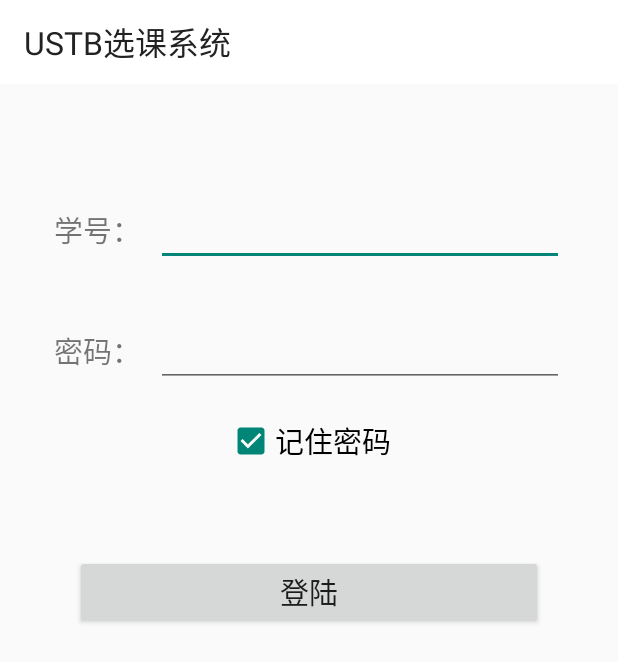
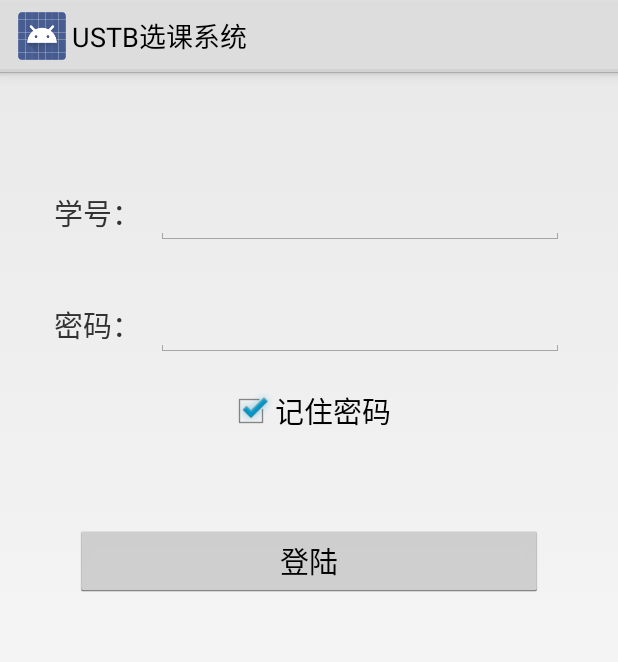
Before and after one commit to nladuo/ustb_choose_course_system, an Android app: the screen it shows after launch (LoginActivity), on a phone screen of 412 x 824 dp. Shown: the top 662 px of the screen. Run offline under Robolectric (Android 15) with nearby library versions, the phone set to English and light mode, and no system bars.

Commit message:
修改android版的样式

```diff
--- a/android/app/src/main/AndroidManifest.xml
+++ b/android/app/src/main/AndroidManifest.xml
@@ -8,11 +8,13 @@
     <uses-permission android:name="android.permission.WRITE_EXTERNAL_STORAGE" />
     <uses-permission android:name="com.android.launcher.permission.INSTALL_SHORTCUT" />
 
-    <!--android:theme="@android:style/Theme.Holo.Light"-->
+    <!--android:theme="@android:style/Theme.Holo.Light"
+    android:theme="@style/AppTheme"
+    -->
     <application
         android:allowBackup="true"
         android:icon="@mipmap/ic_launcher"
-        android:theme="@style/AppTheme"
+        android:theme="@android:style/Theme.Holo.Light"
         android:label="@string/app_name">
         <activity
             android:name=".ui.LoginActivity"
--- a/android/app/src/main/java/kalen/app/ustb_choose_course_system/ui/LoginActivity.java
+++ b/android/app/src/main/java/kalen/app/ustb_choose_course_system/ui/LoginActivity.java
@@ -1,18 +1,15 @@
 package kalen.app.ustb_choose_course_system.ui;
 
+import android.app.Activity;
 import android.app.AlertDialog;
 import android.app.ProgressDialog;
 import android.content.Intent;
 import android.content.SharedPreferences;
 import android.os.AsyncTask;
 import android.os.Bundle;
-import android.support.v7.app.ActionBarActivity;
-import android.support.v7.widget.Toolbar;
-import android.view.Menu;
 import android.view.View;
 import android.widget.CheckBox;
 import android.widget.EditText;
-import android.widget.TextView;
 import android.widget.Toast;
 
 import org.apache.http.client.CookieStore;
@@ -24,7 +21,7 @@ import kalen.app.ustb_choose_course_system.model.UserInfo;
 import kalen.app.ustb_choose_course_system.utils.HttpUtils;
 
 
-public class LoginActivity extends ActionBarActivity {
+public class LoginActivity extends Activity {
 
     EditText unameEdit;
     EditText passEdit;
@@ -33,23 +30,8 @@ public class LoginActivity extends ActionBarActivity {
     @Override
     protected void onCreate(Bundle savedInstanceState) {
         super.onCreate(savedInstanceState);
-
         setContentView(R.layout.activity_login);
         initViews();
-        initToolBar();
-
-    }
-
-    private void initToolBar() {
-        Toolbar mToolbar = (Toolbar) findViewById(R.id.top_bar);
-        TextView mToolBarTextView = (TextView) findViewById(R.id.top_bar_title);
-        setSupportActionBar(mToolbar);
-        getSupportActionBar().setHomeButtonEnabled(true);
-        getSupportActionBar().setDisplayHomeAsUpEnabled(true);
-        getSupportActionBar().setDisplayShowTitleEnabled(false);
-        mToolbar.setNavigationIcon(null);
-        //mToolbar.setNavigationIcon();
-        mToolBarTextView.setText(R.string.app_name);
     }
 
     private void initViews() {
@@ -142,7 +124,6 @@ public class LoginActivity extends ActionBarActivity {
             super.onPostExecute(s);
 
             progressDialog.dismiss();
-
             String result = s;
 
             if (result == null){
@@ -178,34 +159,5 @@ public class LoginActivity extends ActionBarActivity {
                 finish();
             }
         }
-
-
     }
-
-
-
-    //
-//    @Override
-//    public boolean onCreateOptionsMenu(Menu menu) {
-//        // Inflate the menu; this adds items to the action bar if it is present.
-//        getMenuInflater().inflate(R.menu.menu_class_table, menu);
-//        return true;
-//    }
-//
-//    @Override
-//    public boolean onOptionsItemSelected(MenuItem item) {
-//        // Handle action bar item clicks here. The action bar will
-//        // automatically handle clicks on the Home/Up button, so long
-//        // as you specify a parent activity in AndroidManifest.xml.
-//        int id = item.getItemId();
-//
-//        //noinspection SimplifiableIfStatement
-//        if (id == R.id.action_about) {
-//            startActivity(new Intent(LoginActivity.this,
-//                    AboutActivity.class));
-//            return true;
-//        }
-//
-//        return super.onOptionsItemSelected(item);
-//    }
 }
--- a/android/app/src/main/res/layout/activity_about.xml
+++ b/android/app/src/main/res/layout/activity_about.xml
@@ -2,7 +2,6 @@
 <LinearLayout xmlns:android="http://schemas.android.com/apk/res/android"
     android:orientation="vertical" android:layout_width="match_parent"
     android:layout_height="match_parent">
-    <include layout="@layout/top_bar" />
     <WebView
         android:id="@+id/about_wview"
         android:layout_width="match_parent"
--- a/android/app/src/main/res/layout/activity_choose_course.xml
+++ b/android/app/src/main/res/layout/activity_choose_course.xml
@@ -3,7 +3,6 @@
     android:layout_width="match_parent"
     android:layout_height="match_parent"
     android:orientation="vertical">
-    <include layout="@layout/top_bar" />
 
     <android.support.v4.view.ViewPager
         android:id="@+id/choose_course_viewpager"
--- a/android/app/src/main/res/layout/activity_class_table.xml
+++ b/android/app/src/main/res/layout/activity_class_table.xml
@@ -3,7 +3,6 @@
     android:orientation="vertical"
     android:layout_width="match_parent"
     android:layout_height="match_parent">
-    <include layout="@layout/top_bar" />
     <LinearLayout
         android:background="#ffdddddd"
         android:orientation="horizontal"
--- a/android/app/src/main/res/layout/activity_desktop_shortcut_class_table.xml
+++ b/android/app/src/main/res/layout/activity_desktop_shortcut_class_table.xml
@@ -3,7 +3,6 @@
     android:orientation="vertical"
     android:layout_width="match_parent"
     android:layout_height="match_parent">
-    <include layout="@layout/top_bar" />
 
     <android.support.v7.widget.RecyclerView
         android:id="@+id/desktop_shortcut_class_table_recyclerview"
--- a/android/app/src/main/res/layout/activity_home.xml
+++ b/android/app/src/main/res/layout/activity_home.xml
@@ -2,13 +2,13 @@
 <LinearLayout xmlns:android="http://schemas.android.com/apk/res/android"
     android:layout_width="fill_parent"
     android:layout_height="fill_parent"
+    android:layout_margin="2dp"
     android:orientation="vertical">
-    <include layout="@layout/top_bar" />
 
     <LinearLayout
         android:layout_width="match_parent"
         android:layout_height="wrap_content"
-        android:layout_marginTop="15dp"
+        android:layout_marginTop="13dp"
         android:background="@drawable/nor_concor"
         android:orientation="vertical" >
         <RelativeLayout
--- a/android/app/src/main/res/layout/activity_login.xml
+++ b/android/app/src/main/res/layout/activity_login.xml
@@ -3,8 +3,6 @@
     android:layout_height="match_parent"
     android:orientation="vertical"
     android:paddingBottom="@dimen/activity_vertical_margin" tools:context=".MainActivity">
-
-    <include layout="@layout/top_bar" />
 
     <LinearLayout
         android:paddingLeft="16dp"
--- a/android/app/src/main/res/layout/top_bar.xml
+++ /dev/null
@@ -1,20 +0,0 @@
-<?xml version="1.0" encoding="utf-8"?>
-<android.support.v7.widget.Toolbar xmlns:android="http://schemas.android.com/apk/res/android"
-    xmlns:app="http://schemas.android.com/apk/res-auto"
-    android:id="@+id/top_bar"
-    app:theme="@style/ThemeOverlay.AppCompat.ActionBar"
-    android:layout_width="match_parent"
-    android:layout_height="?attr/actionBarSize"
-    android:minHeight="?attr/actionBarSize"
-    android:background="?attr/colorPrimary">
-
-    <TextView
-        android:id="@+id/top_bar_title"
-        android:layout_centerInParent="true"
-        android:layout_width="match_parent"
-        android:layout_height="match_parent"
-        android:textColor="#222222"
-        android:gravity="center_vertical"
-        android:textSize="21sp" />
-
-</android.support.v7.widget.Toolbar>
--- a/android/app/src/main/res/values/styles.xml
+++ b/android/app/src/main/res/values/styles.xml
@@ -1,6 +1,6 @@
 <resources>
 
-    <style name="AppTheme" parent="Theme.AppCompat.Light.NoActionBar">
+    <style name="AppTheme" parent="Theme.AppCompat.Light">
         <item name="colorPrimary">@android:color/white</item>
         <!-- Customize your theme here. -->
     </style>
```
Also changed, not shown: android/app/build.gradle (+4 -4 lines), android/app/src/main/java/kalen/app/ustb_choose_course_system/ui/AboutActivity.java (+11 -25 lines), android/app/src/main/java/kalen/app/ustb_choose_course_system/ui/ClassTableActivity.java (+7 -29 lines), android/app/src/main/java/kalen/app/ustb_choose_course_system/ui/DeskTopClassTableShortCutActivity.java (+13 -28 lines), android/app/src/main/java/kalen/app/ustb_choose_course_system/ui/HomeActivity.java (+1 -20 lines), android/app/src/main/java/kalen/app/ustb_choose_course_system/ui/choose_course/ChooseCourseActivity.java (+14 -26 lines), android/app/src/main/java/kalen/app/ustb_choose_course_system/ui/choose_course/DetailActivity.java (+12 -0 lines), 2 other files.
